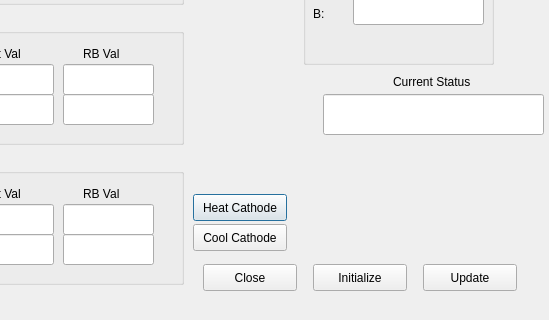
Qt form PlasmaCtrlDlg.ui (roussel-ryan/AWAPlasmaCtrl) before a commit; both pictures show x 87 to 636 and y 136 to 456 of the 636 by 456 pixel window.
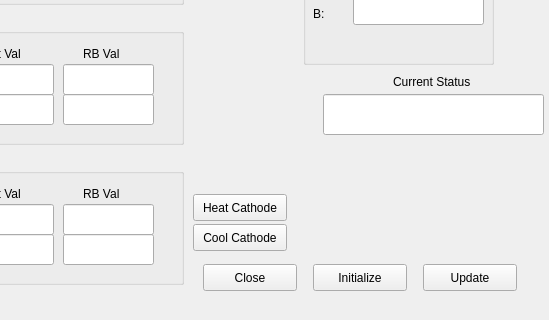
The same form after that commit.

Commit message: added some stuff having to do with the HeatCathode

```diff
--- a/PlasmaCtrlDlg.ui
+++ b/PlasmaCtrlDlg.ui
@@ -460,6 +460,12 @@
    <property name="text">
     <string>Heat Cathode</string>
    </property>
+   <property name="checkable">
+    <bool>true</bool>
+   </property>
+   <property name="autoDefault">
+    <bool>false</bool>
+   </property>
   </widget>
   <widget class="QPushButton" name="CoolCathodeButton">
    <property name="geometry">
@@ -473,6 +479,12 @@
    <property name="text">
     <string>Cool Cathode</string>
    </property>
+   <property name="checkable">
+    <bool>true</bool>
+   </property>
+   <property name="autoDefault">
+    <bool>false</bool>
+   </property>
   </widget>
   <widget class="QLabel" name="label_16">
    <property name="geometry">
```
Left out of the diff: 52 changed lines with no effect on the pictures. The commit also changes 1 other file.
